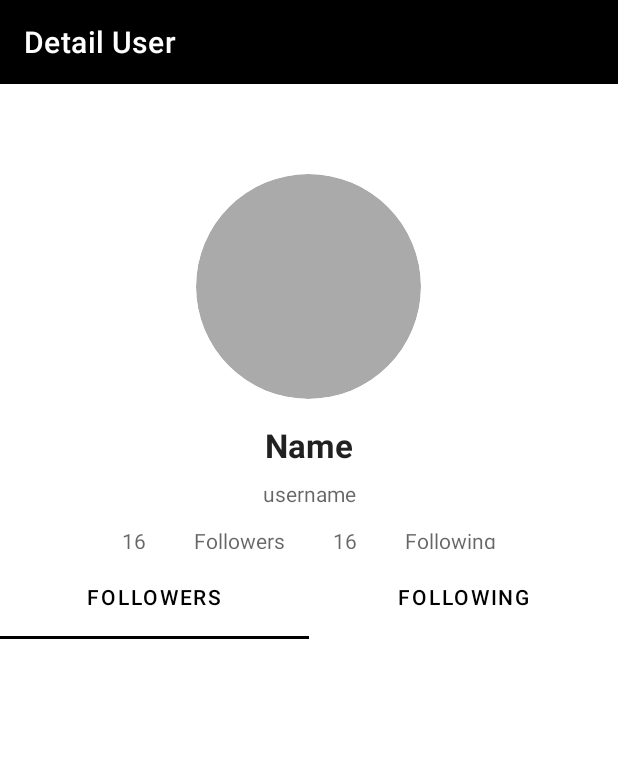
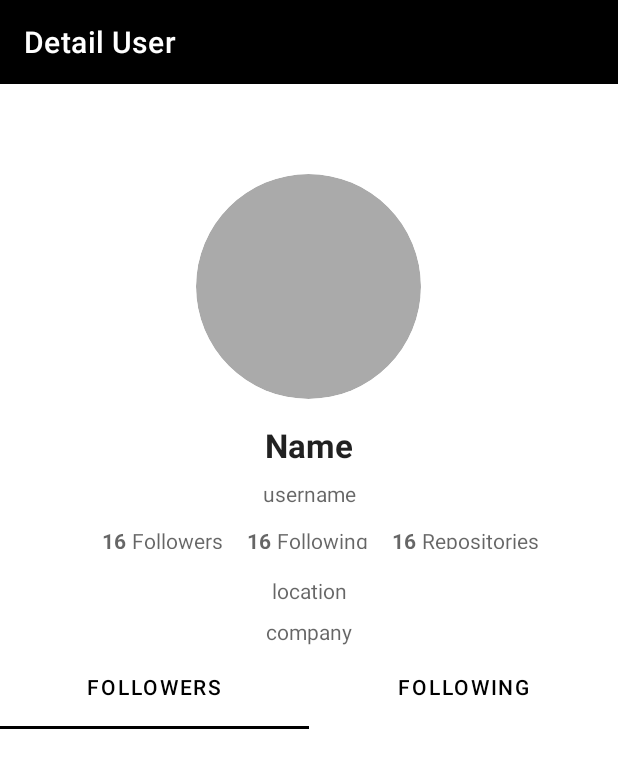
Before and after one commit to rochman25/github_user_submission, an Android app: the DetailActivity screen opened directly, with no data from a screen before it, on a phone screen of 412 x 824 dp. Shown: the top 768 px of the screen. Run offline under Robolectric (Android 15) with nearby library versions, the phone set to English and light mode, and no system bars; our stand-ins replace CircleImageView; pictures from the network do not load; 4 statements that could not run were skipped.

Commit message:
add location , company and repository in detail profile

```diff
--- a/app/src/main/java/com/example/githubusersubmission/ui/DetailActivity.kt
+++ b/app/src/main/java/com/example/githubusersubmission/ui/DetailActivity.kt
@@ -63,6 +63,9 @@ class DetailActivity : AppCompatActivity() {
             txtName.text = githubUser.name
             txtFollower.text = githubUser.follower.toString()
             txtFollowing.text = githubUser.following.toString()
+            txtRepository.text = githubUser.repository.toString()
+            txtLocation.text = githubUser.location.toString()
+            txtCompany.text = githubUser.company.toString()
             Glide.with(applicationContext).load(githubUser.avatar).circleCrop().into(imgPhoto)
         }
     }
--- a/app/src/main/res/layout/activity_detail.xml
+++ b/app/src/main/res/layout/activity_detail.xml
@@ -9,7 +9,7 @@
     <com.google.android.material.appbar.AppBarLayout
         android:id="@+id/app_bar"
         android:layout_width="match_parent"
-        android:layout_height="370dp"
+        android:layout_height="430dp"
         android:background="?attr/colorSurface">
 
         <com.google.android.material.appbar.CollapsingToolbarLayout
@@ -74,7 +74,8 @@
                         android:layout_height="wrap_content"
                         android:layout_marginStart="16dp"
                         android:layout_marginTop="8dp"
-                        android:layout_marginEnd="16dp"
+                        android:layout_marginEnd="4dp"
+                        android:textStyle="bold"
                         android:text="@string/dummy_data"
                         android:textAlignment="center" />
 
@@ -82,7 +83,6 @@
                         style="@android:style/TextAppearance.Small"
                         android:layout_width="wrap_content"
                         android:layout_height="wrap_content"
-                        android:layout_marginStart="16dp"
                         android:layout_marginTop="8dp"
                         android:layout_marginEnd="16dp"
                         android:text="@string/follower"
@@ -93,9 +93,9 @@
                         style="@android:style/TextAppearance.Small"
                         android:layout_width="wrap_content"
                         android:layout_height="wrap_content"
-                        android:layout_marginStart="16dp"
                         android:layout_marginTop="8dp"
-                        android:layout_marginEnd="16dp"
+                        android:layout_marginEnd="4dp"
+                        android:textStyle="bold"
                         android:text="@string/dummy_data"
                         android:textAlignment="center" />
 
@@ -103,13 +103,54 @@
                         style="@android:style/TextAppearance.Small"
                         android:layout_width="wrap_content"
                         android:layout_height="wrap_content"
-                        android:layout_marginStart="16dp"
                         android:layout_marginTop="8dp"
                         android:layout_marginEnd="16dp"
                         android:text="@string/following"
                         android:textAlignment="center" />
 
+                    <TextView
+                        android:id="@+id/txt_repository"
+                        style="@android:style/TextAppearance.Small"
+                        android:layout_width="wrap_content"
+                        android:layout_height="wrap_content"
+                        android:layout_marginTop="8dp"
+                        android:layout_marginEnd="4dp"
+                        android:textStyle="bold"
+                        android:text="@string/dummy_data"
+                        android:textAlignment="center" />
+
+                    <TextView
+                        style="@android:style/TextAppearance.Small"
+                        android:layout_width="wrap_content"
+                        android:layout_height="wrap_content"
+                        android:layout_marginTop="8dp"
+                        android:text="@string/repositories"
+                        android:textAlignment="center" />
+
                 </LinearLayout>
+
+                <TextView
+                    android:id="@+id/txt_location"
+                    style="@android:style/TextAppearance.Small"
+                    android:layout_width="match_parent"
+                    android:layout_height="wrap_content"
+                    android:layout_marginStart="16dp"
+                    android:layout_marginTop="8dp"
+                    android:layout_marginEnd="16dp"
+                    android:text="@string/location"
+                    android:textAlignment="center" />
+
+                <TextView
+                    android:id="@+id/txt_company"
+                    style="@android:style/TextAppearance.Small"
+                    android:layout_width="match_parent"
+                    android:layout_height="wrap_content"
+                    android:layout_marginStart="16dp"
+                    android:layout_marginTop="8dp"
+                    android:layout_marginEnd="16dp"
+                    android:layout_marginBottom="16dp"
+                    android:text="@string/company"
+                    android:textAlignment="center" />
 
             </LinearLayout>
 
```
